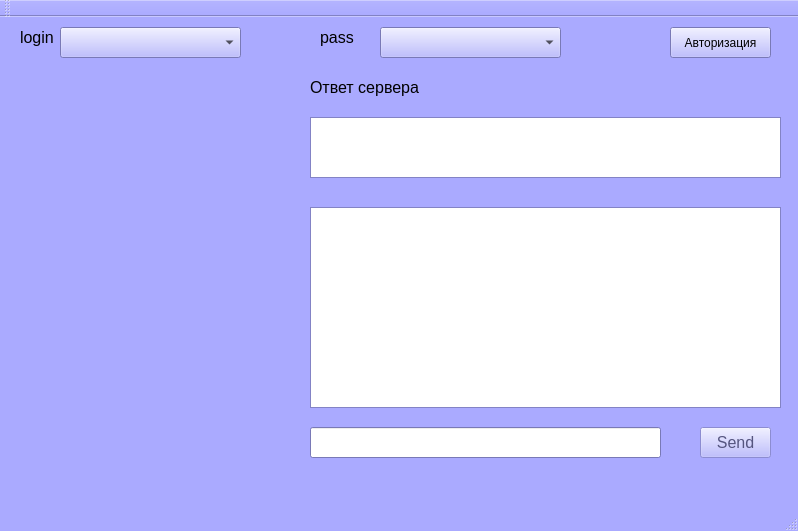
Before: the Qt Designer form mainwindow.ui in lozal71/shag_chat_client, drawn with Qt 5.
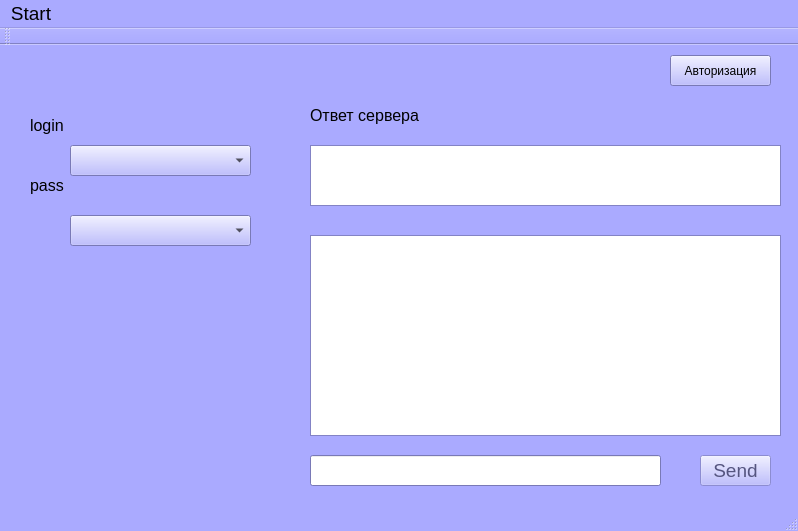
After: the same form once the commit is applied.

Diff of the .ui file:
```diff
--- a/mainwindow.ui
+++ b/mainwindow.ui
@@ -457,7 +457,7 @@
   </property>
   <property name="font">
    <font>
-    <pointsize>12</pointsize>
+    <pointsize>14</pointsize>
    </font>
   </property>
   <property name="windowTitle">
@@ -518,8 +518,8 @@
    <widget class="QLabel" name="lbLogin">
     <property name="geometry">
      <rect>
-      <x>20</x>
-      <y>10</y>
+      <x>30</x>
+      <y>70</y>
       <width>111</width>
       <height>21</height>
      </rect>
@@ -536,8 +536,8 @@
    <widget class="QComboBox" name="cbxLogins">
     <property name="geometry">
      <rect>
-      <x>60</x>
-      <y>10</y>
+      <x>70</x>
+      <y>100</y>
       <width>181</width>
       <height>31</height>
      </rect>
@@ -546,8 +546,8 @@
    <widget class="QComboBox" name="cbxPasswords">
     <property name="geometry">
      <rect>
-      <x>380</x>
-      <y>10</y>
+      <x>70</x>
+      <y>170</y>
       <width>181</width>
       <height>31</height>
      </rect>
@@ -556,8 +556,8 @@
    <widget class="QLabel" name="lbPassword">
     <property name="geometry">
      <rect>
-      <x>320</x>
-      <y>10</y>
+      <x>30</x>
+      <y>130</y>
       <width>41</width>
       <height>21</height>
      </rect>
@@ -636,9 +636,22 @@
      <x>0</x>
      <y>0</y>
      <width>798</width>
-     <height>20</height>
+     <height>30</height>
     </rect>
    </property>
+   <widget class="QMenu" name="menuStart">
+    <property name="font">
+     <font>
+      <pointsize>12</pointsize>
+     </font>
+    </property>
+    <property name="title">
+     <string>Start</string>
+    </property>
+    <addaction name="actionAuth"/>
+    <addaction name="actionQuit"/>
+   </widget>
+   <addaction name="menuStart"/>
   </widget>
   <widget class="QToolBar" name="mainToolBar">
    <attribute name="toolBarArea">
```
Left out of the diff: 21 changed lines with no effect on the pictures.
